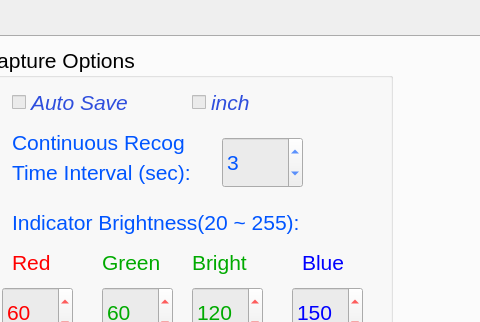
Qt form mainwindow.ui (lidianzhe/irisclient_arm) before a commit; both pictures show x 880 to 1360 and y 0 to 322 of the 1360 by 721 pixel window.
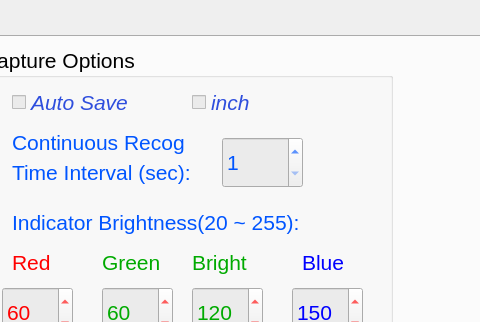
The same form after that commit. The open tabs and pages were chosen to show the change.

```diff
--- a/mainwindow.ui
+++ b/mainwindow.ui
@@ -4471,7 +4471,7 @@
         <number>1</number>
        </property>
        <property name="value">
-        <number>3</number>
+        <number>1</number>
        </property>
       </widget>
       <widget class="QLabel" name="label_28">
```
